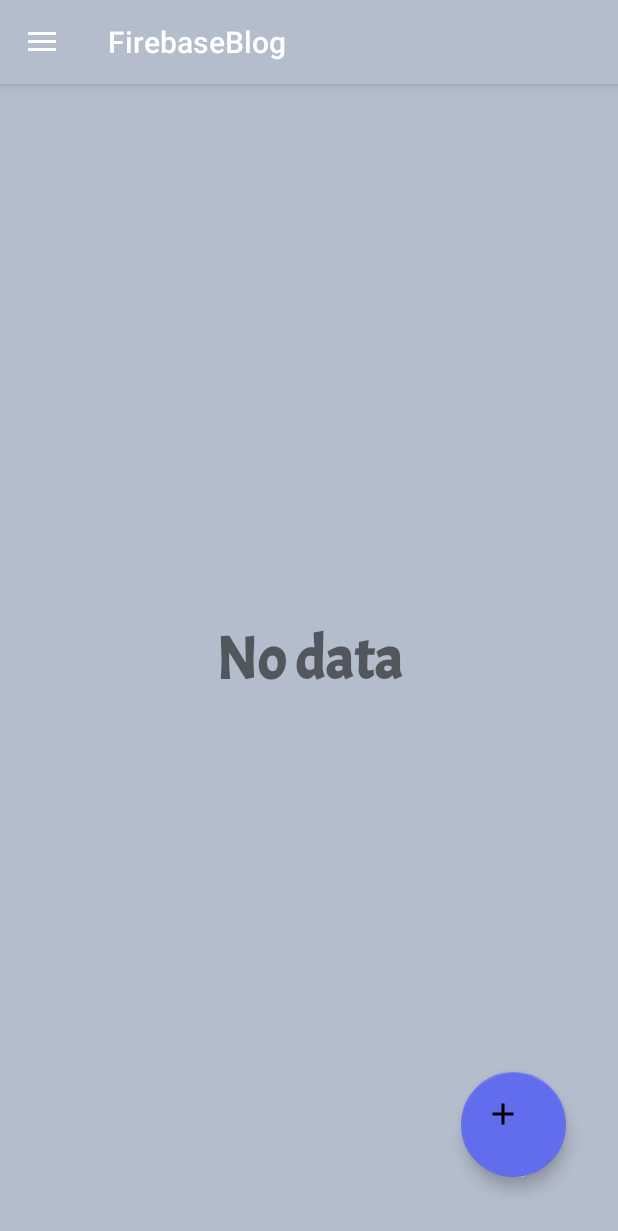
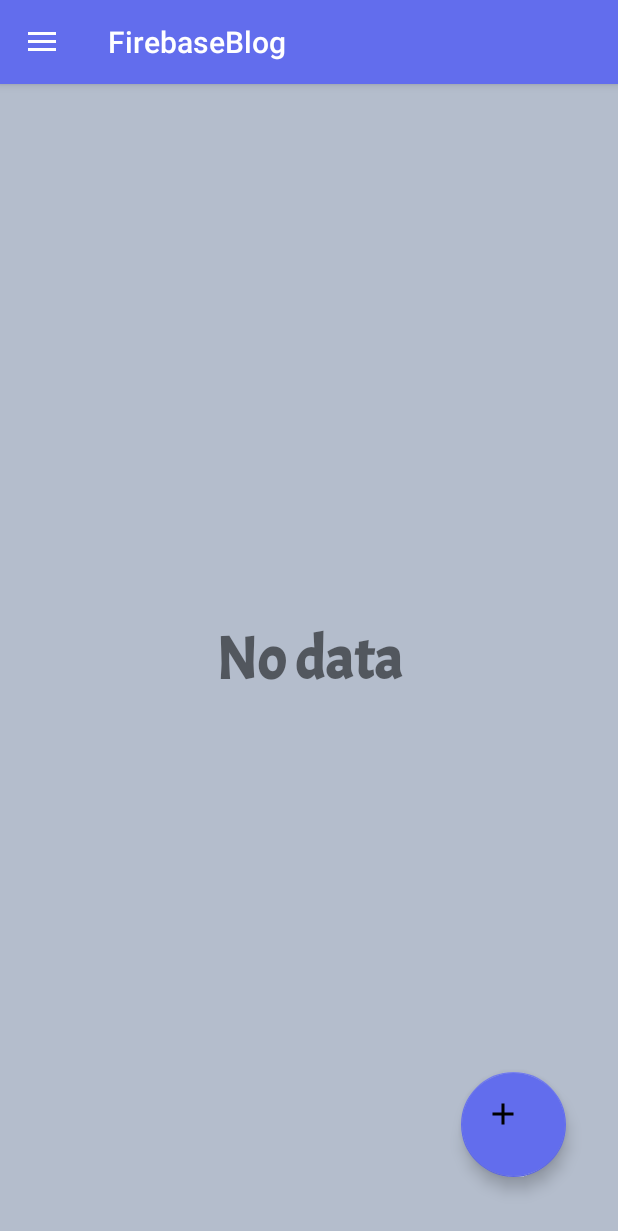
Before and after one commit to JustLeak/Traveller-Blog, an Android app: the screen it shows after launch once a user with an empty profile is signed in (NotesActivity), on a phone screen of 412 x 824 dp. Shown: the top 1231 px of the screen. Run offline under Robolectric (Android 15) with nearby library versions, the phone set to English and light mode, and no system bars; our stand-ins replace Firebase (no records; nobody signed in at launch, a user with empty details on screens opened directly).

Commit message:
color changed

```diff
--- a/app/src/main/res/layout/activity_notes.xml
+++ b/app/src/main/res/layout/activity_notes.xml
@@ -19,7 +19,7 @@
             android:id="@+id/toolbar"
             android:layout_width="match_parent"
             android:layout_height="?attr/actionBarSize"
-            android:background="@color/colorPrimaryDark"
+            android:background="@color/colorPrimary"
             android:elevation="4dp"
             android:theme="@style/ThemeOverlay.AppCompat.Dark.ActionBar"
             app:popupTheme="@style/Theme.AppCompat.Light" />
```
